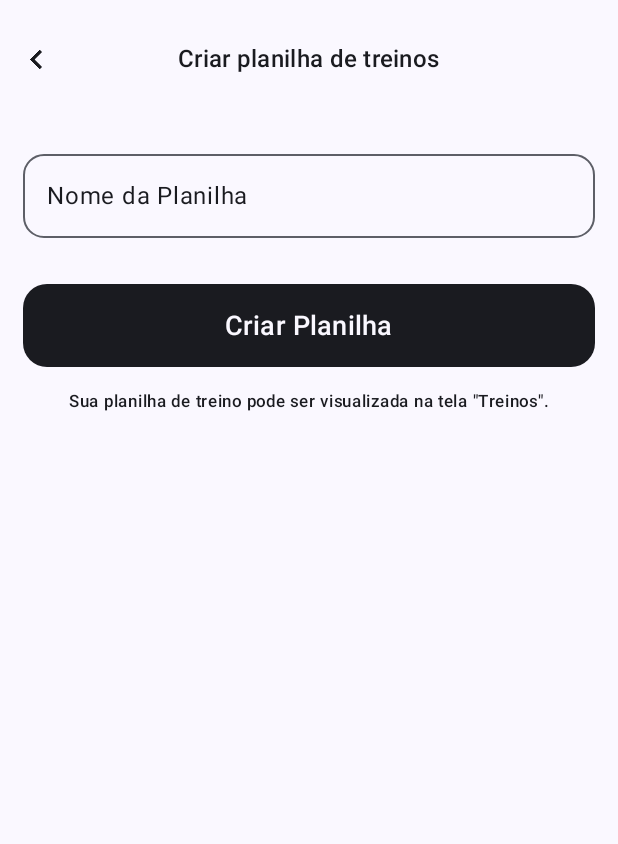
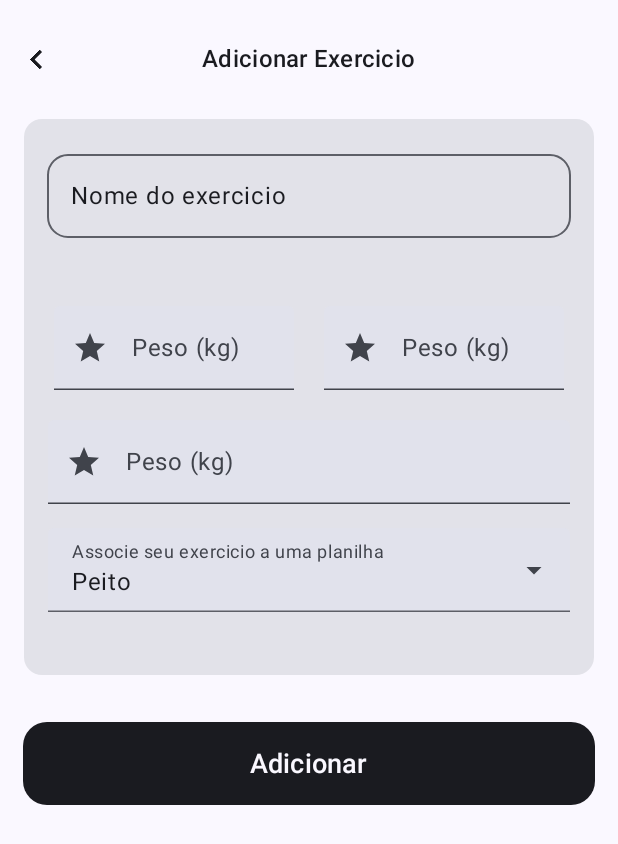
Before and after one commit to Izu-bot/GymPlusApp, an Android app built with Jetpack Compose: the CreateWorkoutScreen screen opened through its navigation route, on a phone screen of 412 x 824 dp. Shown: the top 844 px of the screen. Run offline under Robolectric (Android 15) with nearby library versions, the light colour scheme and no system bars; our stand-ins replace livedata-compose; 1 statement that could not run was skipped.

Commit message:
Done routing for CreateWorkoutScreen.kt, rename archive CreateSpreadsheetScreen.kt and done template UI for CreateWorkoutScreen.kt

```diff
--- /dev/null
+++ b/app/src/main/java/com/example/gym/components/MyTextField.kt
@@ -0,0 +1,33 @@
+package com.example.gym.components
+
+import androidx.compose.material3.OutlinedTextFieldDefaults
+import androidx.compose.material3.Text
+import androidx.compose.material3.TextField
+import androidx.compose.material3.TextFieldColors
+import androidx.compose.runtime.Composable
+import androidx.compose.ui.Modifier
+
+@Composable
+fun MyTextField(
+    modifier: Modifier = Modifier,
+    value: String,
+    onValueChange: (String) -> Unit,
+    placeholder: String,
+    label: String,
+    icon: @Composable () -> Unit,
+    colors: TextFieldColors = OutlinedTextFieldDefaults.colors()
+    ) {
+    TextField(
+        value = value,
+        onValueChange = onValueChange,
+        placeholder = {
+            Text(text = placeholder)
+        },
+        label = {
+            Text( text = label)
+        },
+        leadingIcon = icon,
+        colors = colors,
+        modifier = modifier
+    )
+}
--- /dev/null
+++ b/app/src/main/java/com/example/gym/components/SelectTextField.kt
@@ -0,0 +1,65 @@
+package com.example.gym.components
+
+import androidx.compose.foundation.layout.fillMaxWidth
+import androidx.compose.material3.DropdownMenuItem
+import androidx.compose.material3.ExperimentalMaterial3Api
+import androidx.compose.material3.ExposedDropdownMenuBox
+import androidx.compose.material3.ExposedDropdownMenuDefaults
+import androidx.compose.material3.MaterialTheme
+import androidx.compose.material3.OutlinedTextField
+import androidx.compose.material3.OutlinedTextFieldDefaults
+import androidx.compose.material3.Text
+import androidx.compose.material3.TextField
+import androidx.compose.runtime.Composable
+import androidx.compose.runtime.getValue
+import androidx.compose.runtime.mutableStateOf
+import androidx.compose.runtime.remember
+import androidx.compose.runtime.setValue
+import androidx.compose.ui.Modifier
+
+@OptIn(ExperimentalMaterial3Api::class)
+@Composable
+fun SelectTextField(
+    selectedValue: String,
+    options: List<String>,
+    label: String,
+    onValueChangedEvent: (String) -> Unit,
+    modifier: Modifier = Modifier
+) {
+    var expanded by remember { mutableStateOf(false) }
+
+    ExposedDropdownMenuBox(
+        expanded = expanded,
+        onExpandedChange = { expanded = !expanded },
+        modifier = modifier
+    ) {
+        TextField(
+            readOnly = true,
+            value = selectedValue,
+            onValueChange = {},
+            label = { Text(text = label) },
+            trailingIcon = {
+                ExposedDropdownMenuDefaults.TrailingIcon(expanded = expanded)
+            },
+            colors = OutlinedTextFieldDefaults.colors(
+                unfocusedContainerColor = MaterialTheme.colorScheme.surfaceVariant,
+                focusedContainerColor = MaterialTheme.colorScheme.surfaceVariant,
+            ),
+            modifier = Modifier
+                .menuAnchor()
+                .fillMaxWidth()
+        )
+
+        ExposedDropdownMenu(expanded = expanded, onDismissRequest = { expanded = false }) {
+            options.forEach { option: String ->
+                DropdownMenuItem(
+                    text = { Text(text = option) },
+                    onClick = {
+                        expanded = false
+                        onValueChangedEvent(option)
+                    }
+                )
+            }
+        }
+    }
+}
--- a/app/src/main/java/com/example/gym/navigation/AppNavHost.kt
+++ b/app/src/main/java/com/example/gym/navigation/AppNavHost.kt
@@ -23,6 +23,7 @@ import com.example.gym.screens.medicao.MedicaoScreen
 import com.example.gym.screens.medicao.MedicaoScreenViewModel
 import com.example.gym.screens.progresso.PhotosScreen
 import com.example.gym.screens.progresso.PhotosScreenViewModel
+import com.example.gym.screens.workout.CreateSpreadsheetScreen
 import com.example.gym.screens.workout.CreateWorkoutScreen
 import com.example.gym.screens.workout.WorkoutScreen
 import com.example.gym.screens.workout.WorkoutScreenViewModel
@@ -124,11 +125,19 @@ fun AppNavHost(
         navigation(
             route = "independent", startDestination = Destination.HOME.route
         ) {
-            composable(Destination.CREATE_WORKUT.route) {
+            composable(Destination.CREATE_SPREADSHEET.route) {
+                val viewModel: WorkoutScreenViewModel = viewModel()
+                CreateSpreadsheetScreen(
+                    modifier = Modifier.fillMaxSize(),
+                    workoutScreenViewModel = viewModel,
+                    navController = navController
+                )
+            }
+            composable(Destination.CREATE_WORKOUT.route) {
                 val viewModel: WorkoutScreenViewModel = viewModel()
                 CreateWorkoutScreen(
                     modifier = Modifier.fillMaxSize(),
-                    workoutScreenViewModel = viewModel,
+                    createWorkoutScreenViewModel = viewModel,
                     navController = navController
                 )
             }
--- a/app/src/main/java/com/example/gym/navigation/Destination.kt
+++ b/app/src/main/java/com/example/gym/navigation/Destination.kt
@@ -5,7 +5,8 @@ import com.example.gym.R
 enum class Destination(val route: String, val label: String, val icon: Int) {
     HOME("home", "Inicio", R.drawable.home),
     WORKOUT("workout", "Treinos", R.drawable.ecg_heart),
-    CREATE_WORKUT("create_workout", "Create_workout", R.drawable.add_80dp),
+    CREATE_SPREADSHEET("create_spreadsheet", "Create_spreadsheet", R.drawable.add_80dp),
+    CREATE_WORKOUT("create_workout", "Create_workout", R.drawable.add_80dp),
     PHOTOS("photos", "Fotos", R.drawable.photo),
     MEDICAO("medicao", "Medição", R.drawable.straighten),
     LOGIN("login", "Entrar", R.drawable.person),
--- a/app/src/main/java/com/example/gym/screens/home/HomeScreen.kt
+++ b/app/src/main/java/com/example/gym/screens/home/HomeScreen.kt
@@ -8,14 +8,12 @@ import androidx.compose.foundation.layout.fillMaxSize
 import androidx.compose.foundation.layout.fillMaxWidth
 import androidx.compose.foundation.layout.height
 import androidx.compose.foundation.layout.padding
-import androidx.compose.foundation.layout.size
 import androidx.compose.material3.CardDefaults
 import androidx.compose.material3.MaterialTheme
 import androidx.compose.material3.Text
 import androidx.compose.runtime.Composable
 import androidx.compose.runtime.collectAsState
 import androidx.compose.runtime.getValue
-import androidx.compose.ui.Alignment
 import androidx.compose.ui.Modifier
 import androidx.compose.ui.text.font.FontWeight
 import androidx.compose.ui.unit.dp
@@ -87,7 +85,7 @@ fun HomeScreen(modifier: Modifier = Modifier, homeScreenViewModel: HomeScreenVie
                         defaultElevation = 6.dp
                     ),
                     onClick = {
-                        navController.navigate(Destination.CREATE_WORKUT.route) {
+                        navController.navigate(Destination.CREATE_SPREADSHEET.route) {
                             launchSingleTop = true
                         }
                     }
@@ -129,7 +127,7 @@ fun HomeScreen(modifier: Modifier = Modifier, homeScreenViewModel: HomeScreenVie
                         defaultElevation = 6.dp
                     ),
                     onClick = {
-
+                        navController.navigate(Destination.CREATE_WORKOUT.route)
                     }
                 )
             }
--- a/app/src/main/java/com/example/gym/screens/workout/CreateWorkoutScreen.kt
+++ b/app/src/main/java/com/example/gym/screens/workout/CreateWorkoutScreen.kt
@@ -1,103 +1,76 @@
 package com.example.gym.screens.workout
 
-import androidx.compose.foundation.clickable
-import androidx.compose.foundation.interaction.MutableInteractionSource
 import androidx.compose.foundation.layout.Arrangement
 import androidx.compose.foundation.layout.Column
 import androidx.compose.foundation.layout.Row
 import androidx.compose.foundation.layout.Spacer
+import androidx.compose.foundation.layout.fillMaxSize
 import androidx.compose.foundation.layout.fillMaxWidth
 import androidx.compose.foundation.layout.height
 import androidx.compose.foundation.layout.padding
 import androidx.compose.foundation.layout.size
+import androidx.compose.foundation.layout.width
 import androidx.compose.foundation.shape.RoundedCornerShape
 import androidx.compose.foundation.text.KeyboardActions
 import androidx.compose.foundation.text.KeyboardOptions
+import androidx.compose.foundation.text.input.rememberTextFieldState
+import androidx.compose.material.icons.Icons
+import androidx.compose.material.icons.filled.Star
 import androidx.compose.material3.ButtonDefaults
+import androidx.compose.material3.Card
+import androidx.compose.material3.Icon
+import androidx.compose.material3.LeadingIconTab
 import androidx.compose.material3.MaterialTheme
-import androidx.compose.material3.Scaffold
-import androidx.compose.material3.SnackbarDuration
-import androidx.compose.material3.SnackbarHost
-import androidx.compose.material3.SnackbarHostState
+import androidx.compose.material3.ShapeDefaults
 import androidx.compose.material3.Text
+import androidx.compose.material3.TextField
+import androidx.compose.material3.TextFieldDefaults
 import androidx.compose.runtime.Composable
-import androidx.compose.runtime.LaunchedEffect
 import androidx.compose.runtime.getValue
-import androidx.compose.runtime.livedata.observeAsState
+import androidx.compose.runtime.mutableStateOf
 import androidx.compose.runtime.remember
-import androidx.compose.runtime.rememberCoroutineScope
+import androidx.compose.runtime.setValue
+import androidx.compose.ui.Alignment
 import androidx.compose.ui.Modifier
 import androidx.compose.ui.platform.LocalFocusManager
 import androidx.compose.ui.text.input.ImeAction
 import androidx.compose.ui.text.input.KeyboardType
 import androidx.compose.ui.unit.dp
 import androidx.compose.ui.unit.sp
-import androidx.lifecycle.Lifecycle
-import androidx.lifecycle.compose.LocalLifecycleOwner
-import androidx.lifecycle.repeatOnLifecycle
 import androidx.navigation.NavController
 import com.example.gym.components.HeaderViewBackButton
 import com.example.gym.components.LabeledTextField
 import com.example.gym.components.MyButton
+import com.example.gym.components.MyTextField
+import com.example.gym.components.SelectTextField
 import com.example.gym.navigation.Destination
-import kotlinx.coroutines.launch
+import org.w3c.dom.Text
 
 @Composable
 fun CreateWorkoutScreen(
     modifier: Modifier = Modifier,
-    workoutScreenViewModel: WorkoutScreenViewModel,
+    createWorkoutScreenViewModel: WorkoutScreenViewModel,
     navController: NavController
     ) {
     val focusManager = LocalFocusManager.current
-    val nomePlanilha by workoutScreenViewModel.namePlanilha.observeAsState("")
 
-    val snackbarHostState = remember { SnackbarHostState() }
-    val scope = rememberCoroutineScope()
-    val lifecycleOwner = LocalLifecycleOwner.current
+    val treinos = listOf("Peito", "Costas", "Pernas", "Ombro", "Bíceps", "Tríceps")
+    var selectedTreino by remember { mutableStateOf(treinos[0]) }
 
-    LaunchedEffect(key1 = lifecycleOwner.lifecycle, key2 = snackbarHostState) {
-        lifecycleOwner.lifecycle.repeatOnLifecycle(Lifecycle.State.STARTED) {
-            workoutScreenViewModel.navigationAndStatusEvent.collect { navigationEvent ->
-                when(navigationEvent) {
-                    is NavigationEvent.ShowStatusMessage -> {
-                        val message = navigationEvent.message
 
-                        scope.launch {
-                            snackbarHostState.showSnackbar(
-                                message = message,
-                                duration = SnackbarDuration.Short
-                            )
-                        }
-                    }
-                }
-            }
-        }
-    }
-
-//    TODO: Adicionar um label para grupo muscular
-
-    Scaffold(snackbarHost = { SnackbarHost(hostState = snackbarHostState) }) { paddingValues ->
-        Column(modifier
-            .padding(paddingValues)
-            .clickable(
-                indication = null,
-                interactionSource = remember { MutableInteractionSource() }
-                ) {
-                    focusManager.clearFocus()
-                },) {
+    Column {
         HeaderViewBackButton(
-                title = "Criar planilha de treinos",
+            title = "Adicionar Exercicio",
             onBackClick = {
                 navController.navigate(Destination.HOME.route)
             }
         )
-
-            Spacer(Modifier.height(16.dp))
+        Card(modifier = Modifier.padding(16.dp)) {
             LabeledTextField(
-                label = "Nome da Planilha",
-                value = nomePlanilha,
-                onValueChange = { workoutScreenViewModel.onChangeNamePlanilha(it) },
-                placeholder = "ex, Treino de Peito",
+                label = "Nome do exercicio",
+                value = "",
+                onValueChange = { },
+                placeholder = "ex, Supino Reto",
                 maxLines = 1,
                 keyboardOptions = KeyboardOptions(
                     keyboardType = KeyboardType.Text,
@@ -106,39 +79,80 @@ fun CreateWorkoutScreen(
                 keyboardActions = KeyboardActions {
                     focusManager.clearFocus()
                 }
+            )
+            Spacer(Modifier.height(10.dp))
 
+            Row(
+                modifier = Modifier.padding(20.dp).fillMaxWidth(),
+                horizontalArrangement = Arrangement.spacedBy(20.dp)
+                ) {
+                MyTextField(
+                    value = "",
+                    onValueChange = {},
+                    placeholder = "48",
+                    label = "Peso (kg)",
+                    icon = { Icon(Icons.Default.Star, contentDescription = "Start") },
+                    colors = TextFieldDefaults.colors(
+                        unfocusedContainerColor = MaterialTheme.colorScheme.surfaceVariant,
+                        focusedContainerColor = MaterialTheme.colorScheme.surfaceVariant,
+                    ),
+                    modifier = Modifier.weight(0.6f)
+                )
+                MyTextField(
+                    value = "",
+                    onValueChange = {},
+                    placeholder = "48",
+                    label = "Peso (kg)",
+                    icon = { Icon(Icons.Default.Star, contentDescription = "Start") },
+                    colors = TextFieldDefaults.colors(
+                        unfocusedContainerColor = MaterialTheme.colorScheme.surfaceVariant,
+                        focusedContainerColor = MaterialTheme.colorScheme.surfaceVariant,
+                    ),
+                    modifier = Modifier.weight(0.6f)
                 )
 
-//        Botão para criar a planilha
+            }
+            MyTextField(
+                value = "",
+                onValueChange = {},
+                placeholder = "48",
+                label = "Peso (kg)",
+                icon = { Icon(Icons.Default.Star, contentDescription = "Start") },
+                colors = TextFieldDefaults.colors(
+                    unfocusedContainerColor = MaterialTheme.colorScheme.surfaceVariant,
+                    focusedContainerColor = MaterialTheme.colorScheme.surfaceVariant,
+                ),
+                modifier = Modifier.fillMaxWidth().padding(horizontal = 16.dp)
+            )
+
+            SelectTextField(
+                selectedValue = selectedTreino,
+                options = treinos,
+                label = "Associe seu exercicio a uma planilha",
+                onValueChangedEvent = {},
+                modifier = Modifier.padding(16.dp)
+            )
+
+            Spacer(Modifier.height(26.dp))
+        }
+
         MyButton(
-                text = "Criar Planilha",
-                fontSize = 18.sp,
+            modifier = Modifier
+                .fillMaxWidth()
+                .padding(15.dp)
+                .size(55.dp),
+            text = "Adicionar",
             onClick = {
                 focusManager.clearFocus()
-                    workoutScreenViewModel.criarPlanilha()
-                    workoutScreenViewModel.limparNomePlanilha()
             },
+            fontSize = 18.sp,
             buttonColors = ButtonDefaults.buttonColors(
                 containerColor = MaterialTheme.colorScheme.onSurface,
-                    contentColor = MaterialTheme.colorScheme.surface
+                contentColor = MaterialTheme.colorScheme.surface,
             ),
             shape = RoundedCornerShape(16.dp),
             elevation = ButtonDefaults.buttonElevation(),
-                modifier = Modifier
-                    .fillMaxWidth()
-                    .padding(15.dp)
-                    .size(55.dp)
         )
-            Row(
-                modifier = Modifier.fillMaxWidth(),
-                horizontalArrangement = Arrangement.Center
-            ) {
-                Text(
-                    text = "Sua planilha de treino pode ser visualizada na tela \"Treinos\".",
-                    style = MaterialTheme.typography.labelSmall,
-                    color = MaterialTheme.colorScheme.onSurface
-                )
+
     }
 }
-    }
-}
```
Also changed, not shown: app/src/main/java/com/example/gym/screens/workout/CreateSpreadsheetScreen.kt (added, +144 -0 lines). Lines whose indentation alone changed are shown as unchanged.
